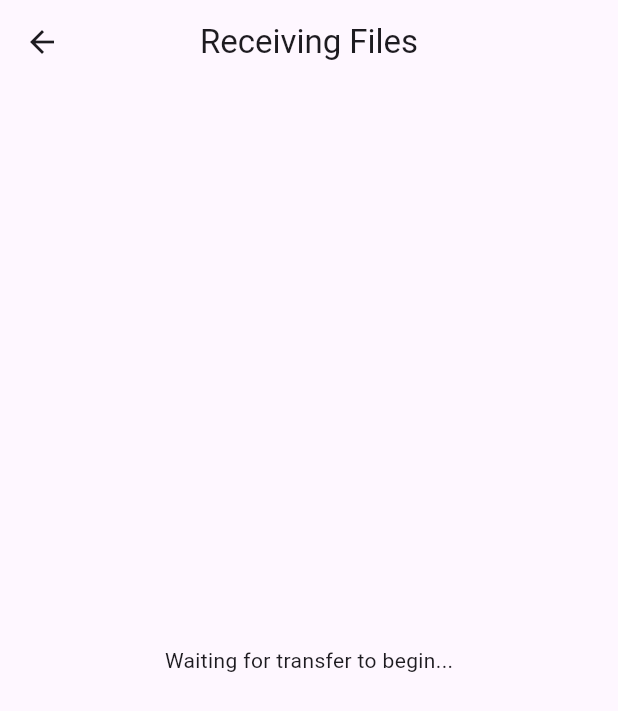
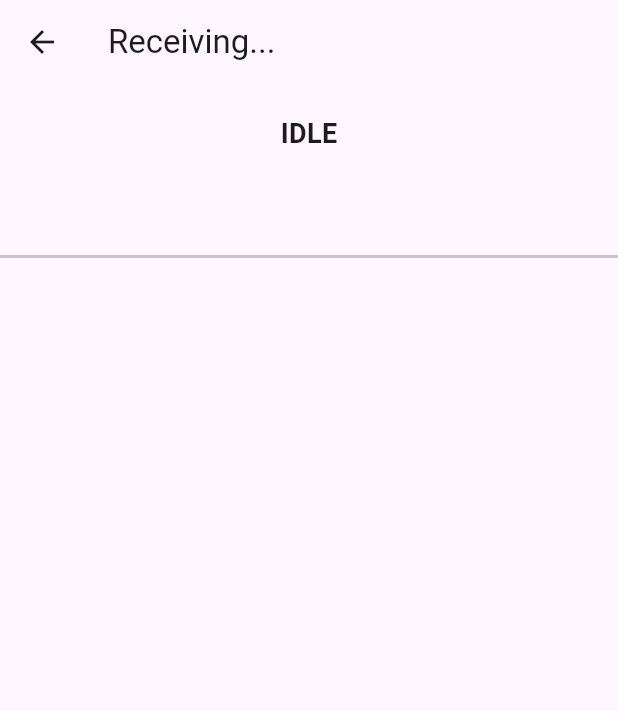
Before and after one commit to ayushofficial28/bhejde, a Flutter app: the TransferScreen screen opened directly, on a phone screen of 412 x 824 dp. Shown: the top 711 px of the screen. Run offline on Flutter 3.47's test engine with Material 3 defaults, Android fonts, the phone set to English and light mode, and no system bars; our stand-ins replace device_info_plus, flutter_riverpod, permission_handler; missing offline and left inert: android_document_fetcher, android_intent_plus, apks_manager, flutter_device_apps, nearby_connections, photo_manager and 2 more.

Commit message:
Added the support for app sharing and updated transfer screen ui

```diff
--- a/lib/core/file_service.dart
+++ b/lib/core/file_service.dart
@@ -2,7 +2,7 @@ import 'dart:io';
 import 'package:nearby_connections/nearby_connections.dart';
 
 class FileService {
-  static Future<void> moveFileToDownloads(String cacheFilePath, String originalFileName) async {
+  static Future<String> moveFileToDownloads(String cacheFilePath, String originalFileName) async {
     try {
       final Directory downloadsDir = Directory('/storage/emulated/0/Download/Bhejde');
 
@@ -30,10 +30,13 @@ class FileService {
 
       await Nearby().copyFileAndDeleteOriginal(cacheFilePath, destinationFile.path);
 
+
       print("✅ SUCCESS: File natively saved to ${destinationFile.path}");
+      return destinationFile.path;
 
     } catch (e) {
       print("❌ ERROR saving file natively: $e");
+      return cacheFilePath; // Return the original cache path if saving fails
     }
   }
 }
--- a/lib/features/file_selection/apps_tab.dart
+++ b/lib/features/file_selection/apps_tab.dart
@@ -38,7 +38,7 @@ class AppsTab extends ConsumerWidget {
                     .read(selectedFilesProvider.notifier)
                     // Note: Ensure this method name matches exactly what you named it in your provider!
                     .toggleFileSelection(
-                      SelectedItem(id: app.apkPath, path: app.apkPath),
+                      SelectedItem(id: app.packageName, path: app.apkPath, appName: app.appName??'Unknown'),
                     );
               },
               child: Stack(
--- a/lib/features/transfer/completed_file.dart
+++ b/lib/features/transfer/completed_file.dart
@@ -1,6 +1,5 @@
 enum InstallState { pending, installing, installed, failed }
 
-// 1. Base class for normal files (Images, Videos, etc.)
 class CompletedFile {
   final String name;
   final String path;
@@ -11,7 +10,6 @@ class CompletedFile {
   });
 }
 
-// 2. Subclass specifically for .bhejde apps
 class CompletedAppFile extends CompletedFile {
   final InstallState installState;
 
--- a/lib/features/transfer/transfer_screen.dart
+++ b/lib/features/transfer/transfer_screen.dart
@@ -1,122 +1,108 @@
+import 'package:bhejde/features/transfer/completed_file.dart';
+import 'package:bhejde/features/transfer/transfer_controller.dart';
+import 'package:bhejde/features/transfer/transfer_state.dart';
 import 'package:flutter/material.dart';
 import 'package:flutter_riverpod/flutter_riverpod.dart';
 
-import 'transfer_state.dart';
-import 'transfer_controller.dart';
 
 class TransferScreen extends ConsumerWidget {
   const TransferScreen({super.key});
 
   @override
   Widget build(BuildContext context, WidgetRef ref) {
-    // 1. Listen to the transfer state
     final state = ref.watch(transferControllerProvider);
+    final controller = ref.read(transferControllerProvider.notifier);
 
     return Scaffold(
       appBar: AppBar(
-        title: Text(state.role == TransferRole.sender ? 'Sending Files' : 'Receiving Files'),
-        centerTitle: true,
+        title: Text(state.role == TransferRole.sender ? 'Sending...' : 'Receiving...'),
       ),
-      body: SafeArea(
-        child: Padding(
-          padding: const EdgeInsets.all(24.0),
-          child: Center(
-            child: _buildTransferContent(state),
+      body: Column(
+        children: [
+          // --- 1. PROGRESS HEADER ---
+          Padding(
+            padding: const EdgeInsets.all(20.0),
+            child: Column(
+              children: [
+                Text(
+                  state.status == TransferStatus.transferring
+                      ? 'Files: ${state.filesTransferred} / ${state.totalFiles}'
+                      : state.status.name.toUpperCase(),
+                  style: const TextStyle(fontSize: 18, fontWeight: FontWeight.bold),
+                ),
+                const SizedBox(height: 12),
+                if (state.status == TransferStatus.transferring)
+                  LinearProgressIndicator(value: state.currentFileProgress),
+                const SizedBox(height: 8),
+                Text(state.currentFileName),
+              ],
+            ),
           ),
-        ),
+
+          const Divider(thickness: 2),
+
+          // --- 2. COMPLETED FILES LIST ---
+          Expanded(
+            child: ListView.builder(
+              itemCount: state.completedFiles.length,
+              itemBuilder: (context, index) {
+                final file = state.completedFiles[index];
+
+                return ListTile(
+                  leading: Icon(
+                    file is CompletedAppFile ? Icons.android : Icons.insert_drive_file,
+                    color: file is CompletedAppFile ? Colors.green : Colors.blue,
+                  ),
+                  title: Text(file.name),
+                  subtitle: Text(
+                    file.path.split('/').last,
+                    maxLines: 1,
+                    overflow: TextOverflow.ellipsis,
+                  ),
+                  trailing: _buildTrailingWidget(file, state.role, controller),
+                );
+              },
+            ),
+          ),
+        ],
       ),
     );
   }
 
-  // 2. A helper method to show the right UI based on the exact status
-  Widget _buildTransferContent(TransferState state) {
-    switch (state.status) {
-      case TransferStatus.preparing:
-        return Column(
-          mainAxisAlignment: MainAxisAlignment.center,
+  // --- TRAILING WIDGET LOGIC ---
+  Widget _buildTrailingWidget(CompletedFile file, TransferRole role, TransferController controller) {
+    // 1. Senders and Normal Files just get a checkmark
+    if (role == TransferRole.sender || file is! CompletedAppFile) {
+      return const Icon(Icons.check_circle, color: Colors.green);
+    }
+
+    switch (file.installState) {
+      case InstallState.installing:
+        return const SizedBox(
+          width: 24,
+          height: 24,
+          child: CircularProgressIndicator(strokeWidth: 2.5),
+        );
+
+      case InstallState.installed:
+        return const Row(
+          mainAxisSize: MainAxisSize.min,
           children: [
-            const CircularProgressIndicator(),
-            const SizedBox(height: 24),
-            Text(
-              'Preparing ${state.totalFiles} files...',
-              style: const TextStyle(fontSize: 18, fontWeight: FontWeight.bold),
-            ),
+            Text('Installed', style: TextStyle(color: Colors.green, fontWeight: FontWeight.bold)),
+            SizedBox(width: 6),
+            Icon(Icons.check_circle, color: Colors.green),
           ],
         );
 
-      case TransferStatus.transferring:
-        // Calculate the current file number (e.g., File 2 of 5)
-        int currentFileNumber = state.filesTransferred;
-        // Prevent it from showing "File 6 of 5" for a split second at the end
-        if (currentFileNumber > state.totalFiles) currentFileNumber = state.totalFiles;
-
-        return Column(
-          mainAxisAlignment: MainAxisAlignment.center,
-          children: [
-            const Icon(Icons.file_copy_outlined, size: 64, color: Colors.blue),
-            const SizedBox(height: 24),
-            Text(
-              'File $currentFileNumber of ${state.totalFiles}',
-              style: const TextStyle(fontSize: 20, fontWeight: FontWeight.bold),
-            ),
-            const SizedBox(height: 8),
-            Text(
-              state.currentFileName,
-              style: const TextStyle(fontSize: 16, color: Colors.grey),
-              textAlign: TextAlign.center,
-            ),
-            const SizedBox(height: 32),
-
-            // The Progress Bar
-            LinearProgressIndicator(
-              value: state.currentFileProgress,
-              minHeight: 12,
-              borderRadius: BorderRadius.circular(8),
-            ),
-            const SizedBox(height: 12),
-
-            // The Percentage Text
-            Text(
-              '${(state.currentFileProgress * 100).toStringAsFixed(1)}%',
-              style: const TextStyle(fontSize: 16, fontWeight: FontWeight.bold),
-            ),
-          ],
+      case InstallState.failed:
+      case InstallState.pending:
+        return ElevatedButton(
+          onPressed: () => controller.installApp(file.path),
+          style: ElevatedButton.styleFrom(
+            backgroundColor: file.installState == InstallState.failed ? Colors.orange : Colors.blue,
+          ),
+          child: Text(file.installState == InstallState.failed ? 'Retry' : 'Install'),
         );
-
-      case TransferStatus.completed:
-        return Column(
-          mainAxisAlignment: MainAxisAlignment.center,
-          children: [
-            const Icon(Icons.check_circle, size: 80, color: Colors.green),
-            const SizedBox(height: 24),
-            Text(
-              'Successfully transferred ${state.filesTransferred} files!',
-              style: const TextStyle(fontSize: 20, fontWeight: FontWeight.bold),
-              textAlign: TextAlign.center,
-            ),
-          ],
-        );
-
-      case TransferStatus.error:
-        return Column(
-          mainAxisAlignment: MainAxisAlignment.center,
-          children: [
-            const Icon(Icons.error_outline, size: 80, color: Colors.red),
-            const SizedBox(height: 24),
-            const Text(
-              'Transfer Failed',
-              style: TextStyle(fontSize: 20, fontWeight: FontWeight.bold, color: Colors.red),
-            ),
-            const SizedBox(height: 8),
-            Text(
-              state.errorMessage ?? 'An unknown error occurred.',
-              textAlign: TextAlign.center,
-            ),
-          ],
-        );
-
-      default:
-        return const Text('Waiting for transfer to begin...');
     }
   }
 }
--- a/pubspec.yaml
+++ b/pubspec.yaml
@@ -47,6 +47,7 @@ dependencies:
   path_provider: ^2.1.6
   android_intent_plus: ^6.1.0
   wifi_iot: ^0.3.19+2
+  apks_manager: ^1.1.0
 
 
 
```
Also changed, not shown: lib/features/file_selection/selection_provider.dart (+12 -2 lines), lib/features/transfer/transfer_controller.dart (+73 -18 lines), lib/features/transfer/transfer_state.dart (+7 -0 lines), pubspec.lock.
